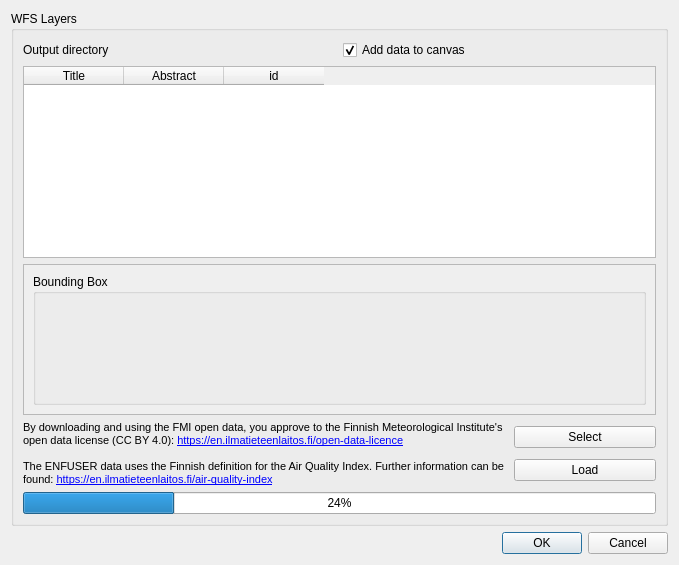
First picture: the form in FMI2QGIS/resources/ui/main_dialog.ui, repository GispoCoding/FMI2QGIS, before the edit.
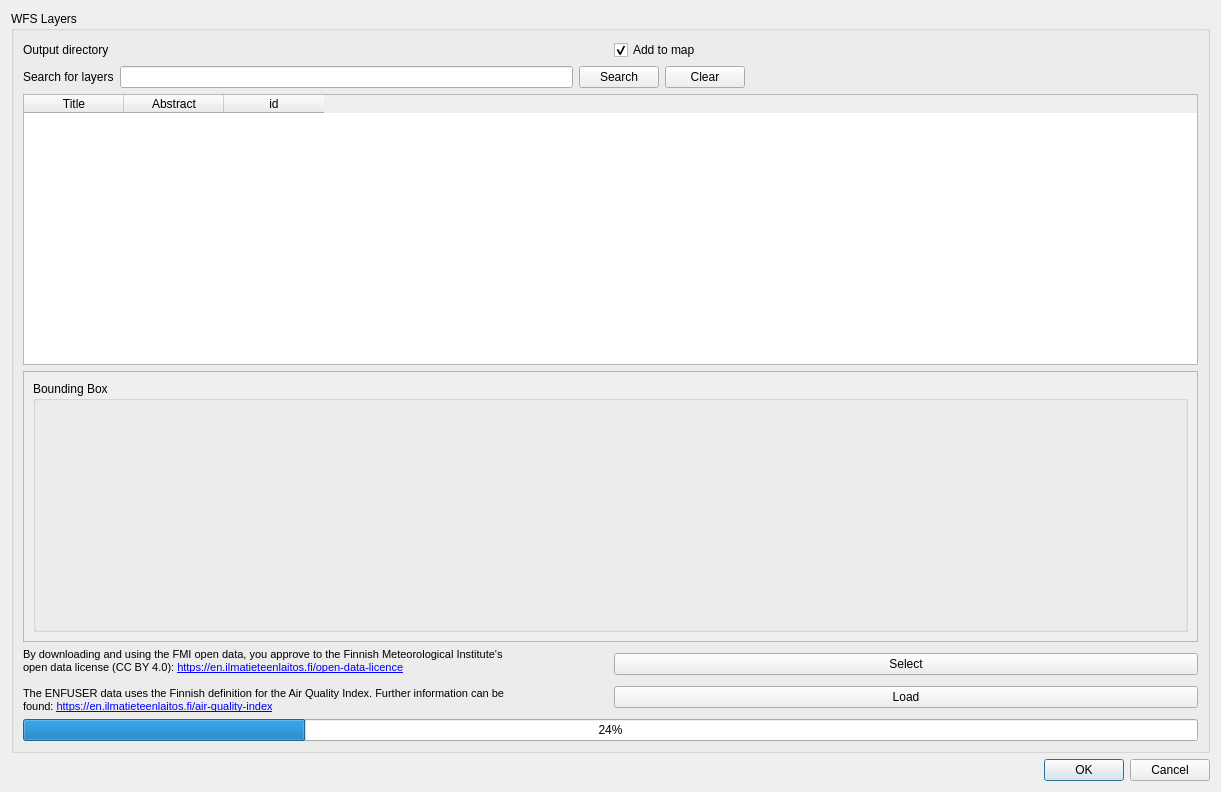
Second picture: the form after the edit. Custom widgets are drawn as their Qt base class.

Commit message: Initial search form

Patch:
```diff
--- a/FMI2QGIS/resources/ui/main_dialog.ui
+++ b/FMI2QGIS/resources/ui/main_dialog.ui
@@ -9,8 +9,8 @@
    <rect>
     <x>0</x>
     <y>0</y>
-    <width>679</width>
-    <height>565</height>
+    <width>1221</width>
+    <height>792</height>
    </rect>
   </property>
   <property name="windowTitle">
@@ -24,6 +24,8 @@
      </property>
      <layout class="QVBoxLayout" name="verticalLayout_3">
       <item>
+       <layout class="QVBoxLayout" name="verticalLayout_2">
+        <item>
        <layout class="QHBoxLayout" name="horizontalLayout_3">
         <item>
          <layout class="QHBoxLayout" name="horizontalLayout">
@@ -46,7 +48,7 @@
         <item>
          <widget class="QCheckBox" name="chk_box_add_to_map">
           <property name="text">
-           <string>Add data to canvas</string>
+             <string>Add to map</string>
           </property>
           <property name="checked">
            <bool>true</bool>
@@ -56,7 +58,52 @@
        </layout>
       </item>
       <item>
-       <layout class="QVBoxLayout" name="verticalLayout_2">
+         <layout class="QHBoxLayout" name="horizontalLayout_4">
+          <item>
+           <widget class="QLabel" name="label_3">
+            <property name="text">
+             <string>Search for layers</string>
+            </property>
+           </widget>
+          </item>
+          <item>
+           <widget class="QgsFilterLineEdit" name="search_ln_ed">
+            <property name="qgisRelation" stdset="0">
+             <string notr="true"/>
+            </property>
+           </widget>
+          </item>
+          <item>
+           <widget class="QPushButton" name="btn_search">
+            <property name="text">
+             <string>Search</string>
+            </property>
+           </widget>
+          </item>
+          <item>
+           <widget class="QPushButton" name="btn_clear_search">
+            <property name="text">
+             <string>Clear</string>
+            </property>
+           </widget>
+          </item>
+          <item>
+           <spacer name="horizontalSpacer">
+            <property name="orientation">
+             <enum>Qt::Horizontal</enum>
+            </property>
+            <property name="sizeHint" stdset="0">
+             <size>
+              <width>15</width>
+              <height>17</height>
+             </size>
+            </property>
+           </spacer>
+          </item>
+         </layout>
+        </item>
+       </layout>
+      </item>
         <item>
          <widget class="QTableWidget" name="tbl_wdgt_stored_queries">
           <property name="editTriggers">
@@ -95,8 +142,8 @@
             <rect>
              <x>0</x>
              <y>0</y>
-             <width>649</width>
-             <height>196</height>
+           <width>1193</width>
+           <height>300</height>
             </rect>
            </property>
            <layout class="QVBoxLayout" name="verticalLayout_5">
@@ -117,8 +164,6 @@
           </widget>
          </widget>
         </item>
-       </layout>
-      </item>
       <item>
        <layout class="QHBoxLayout" name="horizontalLayout_2">
         <item>
@@ -199,6 +244,11 @@
    <extends>QWidget</extends>
    <header>qgsfilewidget.h</header>
   </customwidget>
+  <customwidget>
+   <class>QgsFilterLineEdit</class>
+   <extends>QLineEdit</extends>
+   <header>qgsfilterlineedit.h</header>
+  </customwidget>
  </customwidgets>
  <resources/>
  <connections>
```
Lines whose indentation alone changed are shown as unchanged. The commit also changes 1 other file.
